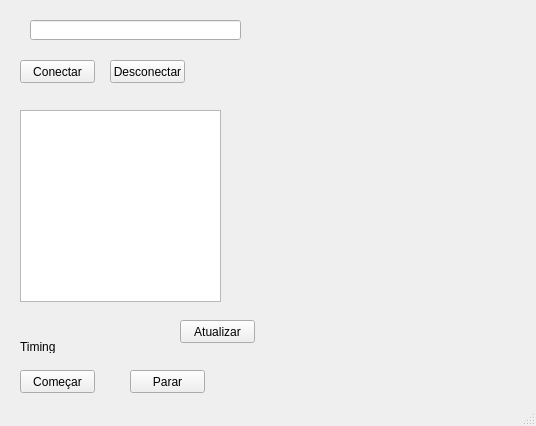
Above: ConsumidorDados/mainwindow.ui from mofreitas/ProjetoQT before the change. Below: the same form after it.
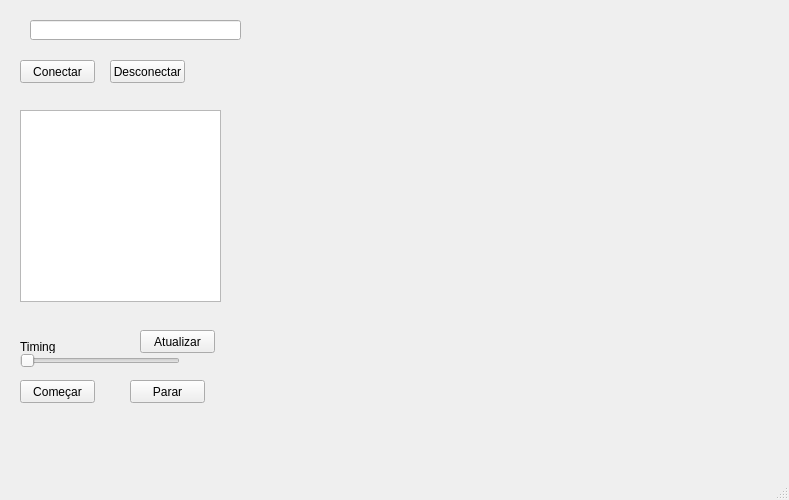
That is the form after the change. Custom widgets are drawn as their Qt base class.

Patch:
```diff
--- a/ConsumidorDados/mainwindow.ui
+++ b/ConsumidorDados/mainwindow.ui
@@ -6,8 +6,8 @@
    <rect>
     <x>0</x>
     <y>0</y>
-    <width>536</width>
-    <height>426</height>
+    <width>789</width>
+    <height>500</height>
    </rect>
   </property>
   <property name="windowTitle">
@@ -60,19 +60,6 @@
      </rect>
     </property>
    </widget>
-   <widget class="QPushButton" name="atualizarButton">
-    <property name="geometry">
-     <rect>
-      <x>180</x>
-      <y>320</y>
-      <width>75</width>
-      <height>23</height>
-     </rect>
-    </property>
-    <property name="text">
-     <string>Atualizar</string>
-    </property>
-   </widget>
    <widget class="QLabel" name="label">
     <property name="geometry">
      <rect>
@@ -87,10 +74,13 @@
     </property>
    </widget>
    <widget class="QPushButton" name="comecarButton">
+    <property name="enabled">
+     <bool>true</bool>
+    </property>
     <property name="geometry">
      <rect>
       <x>20</x>
-      <y>370</y>
+      <y>380</y>
       <width>75</width>
       <height>23</height>
      </rect>
@@ -100,10 +90,13 @@
     </property>
    </widget>
    <widget class="QPushButton" name="pararButton">
+    <property name="enabled">
+     <bool>true</bool>
+    </property>
     <property name="geometry">
      <rect>
       <x>130</x>
-      <y>370</y>
+      <y>380</y>
       <width>75</width>
       <height>23</height>
      </rect>
@@ -112,20 +105,60 @@
      <string>Parar</string>
     </property>
    </widget>
-   <widget class="QWidget" name="widgetPlotter" native="true">
+   <widget class="widgetPlotter" name="plotterWidget" native="true">
     <property name="geometry">
      <rect>
       <x>289</x>
       <y>29</y>
-      <width>231</width>
-      <height>361</height>
+      <width>481</width>
+      <height>431</height>
      </rect>
     </property>
    </widget>
+   <widget class="QPushButton" name="atualizarButton">
+    <property name="geometry">
+     <rect>
+      <x>140</x>
+      <y>330</y>
+      <width>75</width>
+      <height>23</height>
+     </rect>
+    </property>
+    <property name="text">
+     <string>Atualizar</string>
+    </property>
+   </widget>
+   <widget class="QSlider" name="timingSlider">
+    <property name="geometry">
+     <rect>
+      <x>20</x>
+      <y>350</y>
+      <width>160</width>
+      <height>22</height>
+     </rect>
+    </property>
+    <property name="minimum">
+     <number>1</number>
+    </property>
+    <property name="maximum">
+     <number>10</number>
+    </property>
+    <property name="orientation">
+     <enum>Qt::Horizontal</enum>
+    </property>
+   </widget>
   </widget>
   <widget class="QStatusBar" name="statusBar"/>
  </widget>
  <layoutdefault spacing="6" margin="11"/>
+ <customwidgets>
+  <customwidget>
+   <class>widgetPlotter</class>
+   <extends>QWidget</extends>
+   <header>widgetplotter.h</header>
+   <container>1</container>
+  </customwidget>
+ </customwidgets>
  <resources/>
  <connections/>
 </ui>
```
